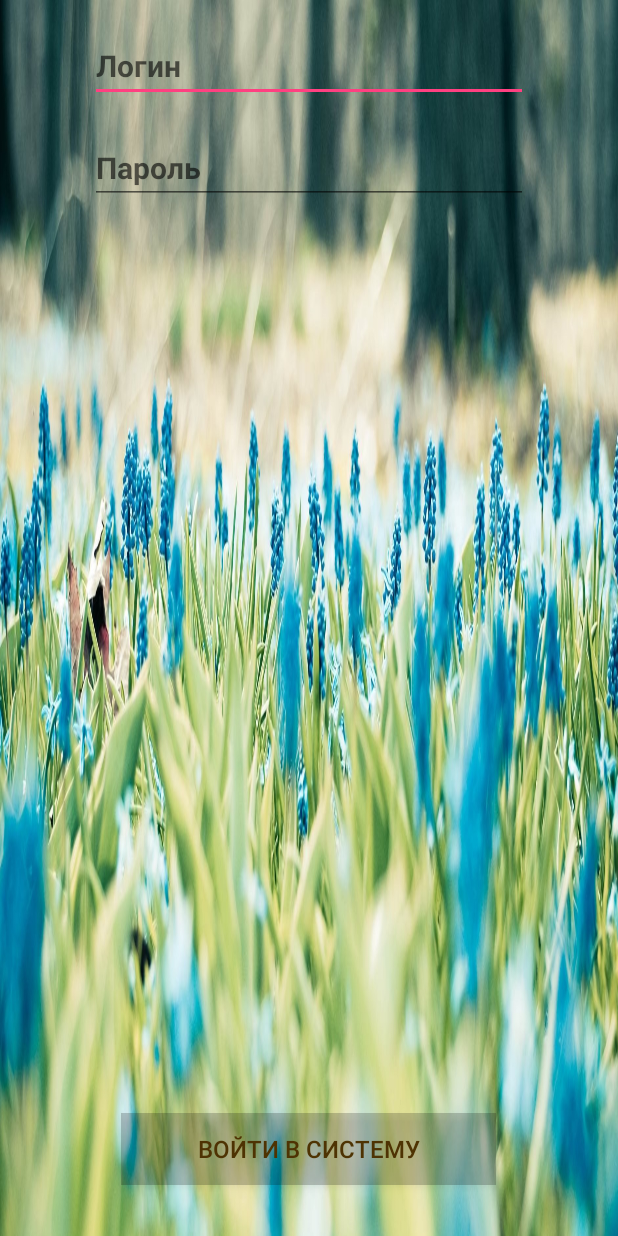
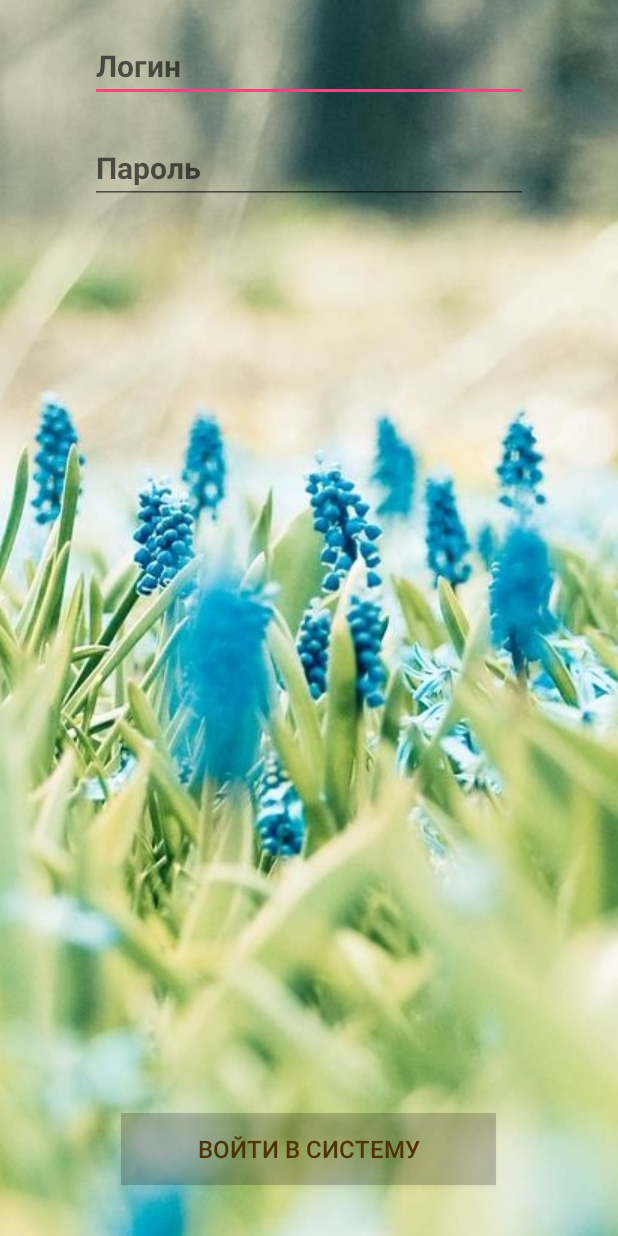
Before and after one commit to Kiryutkin/flower_delivery_android_app, an Android app: the layout activity_authorization.xml on its own in the app's theme, with its tools: preview values and no code run, on a phone screen of 412 x 824 dp. Run offline under Robolectric (Android 15) with nearby library versions, the phone set to English and light mode, and no system bars.

Commit message:
Изменил масштаб внешней картинке на экране авторизации

```diff
--- a/app/src/main/res/layout/activity_authorization.xml
+++ b/app/src/main/res/layout/activity_authorization.xml
@@ -1,9 +1,15 @@
 <?xml version="1.0" encoding="utf-8"?>
 <RelativeLayout xmlns:android="http://schemas.android.com/apk/res/android"
     android:layout_width="match_parent"
-    android:layout_height="match_parent"
-    android:background="@drawable/flower_2">
+    android:layout_height="match_parent">
 
+
+    <ImageView
+        android:id="@+id/iv_window"
+        android:layout_width="match_parent"
+        android:layout_height="match_parent"
+        android:src="@drawable/flower_2"
+        android:scaleType="center"/>
 
     <EditText
         android:id="@+id/et_login"
```
